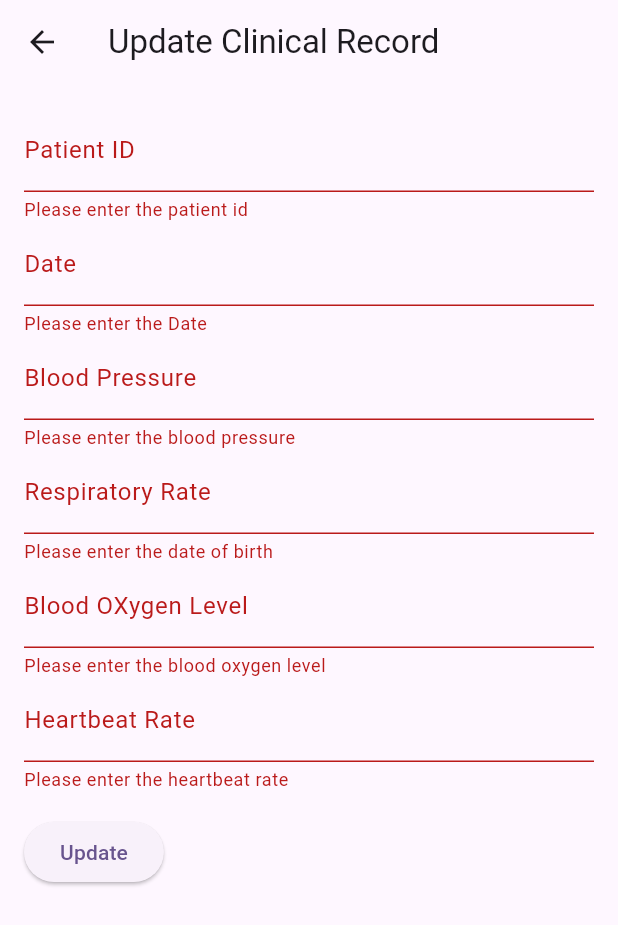
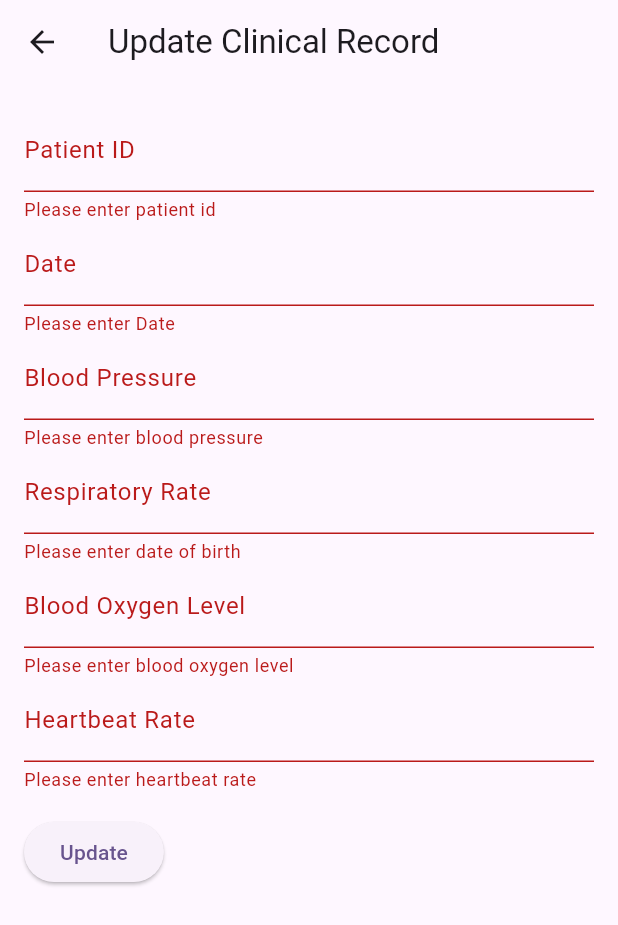
Before and after one commit to techwithAasish/HealthCareMilestone2, a Flutter app: the UpdateClinicalRecord screen opened directly, after a tap on "Update", on a phone screen of 412 x 824 dp. Shown: the top 925 px of the screen. Run offline on Flutter 3.47's test engine with Material 3 defaults, Android fonts, the phone set to English and light mode, and no system bars.

Commit message:
modified add patient screen

```diff
--- a/lib/screens/addClinicalRecord.dart
+++ b/lib/screens/addClinicalRecord.dart
@@ -44,7 +44,7 @@ class _AddPatientRecordState extends State<AddClinicalRecord> {
                 decoration: const InputDecoration(labelText: 'Patient ID'),
                 validator: (value) {
                   if (value == null || value.isEmpty) {
-                    return 'Please enter the patient id';
+                    return 'Please enter patient id';
                   }
                   return null;
                 },
@@ -56,7 +56,7 @@ class _AddPatientRecordState extends State<AddClinicalRecord> {
                 decoration: const InputDecoration(labelText: 'Date'),
                 validator: (value) {
                   if (value == null || value.isEmpty) {
-                    return 'Please enter the date';
+                    return 'Please enter date';
                   }
                   return null;
                 },
@@ -68,7 +68,7 @@ class _AddPatientRecordState extends State<AddClinicalRecord> {
                 decoration: const InputDecoration(labelText: 'Blood Pressure'),
                 validator: (value) {
                   if (value == null || value.isEmpty) {
-                    return 'Please enter the blood pressure';
+                    return 'Please enter blood pressure';
                   }
                   return null;
                 },
@@ -81,7 +81,7 @@ class _AddPatientRecordState extends State<AddClinicalRecord> {
                     const InputDecoration(labelText: 'Respiratory Rate'),
                 validator: (value) {
                   if (value == null || value.isEmpty) {
-                    return 'Please enter the respiratory rate';
+                    return 'Please enter respiratory rate';
                   }
                   return null;
                 },
@@ -94,7 +94,7 @@ class _AddPatientRecordState extends State<AddClinicalRecord> {
                     const InputDecoration(labelText: 'Blood Oxygen Level'),
                 validator: (value) {
                   if (value == null || value.isEmpty) {
-                    return 'Please enter the blood oxygen level';
+                    return 'Please enter blood oxygen level';
                   }
                   return null;
                 },
@@ -106,7 +106,7 @@ class _AddPatientRecordState extends State<AddClinicalRecord> {
                 decoration: const InputDecoration(labelText: 'Heartbeat Rate'),
                 validator: (value) {
                   if (value == null || value.isEmpty) {
-                    return 'Please enter the heartbeat rate';
+                    return 'Please enter heartbeat rate';
                   }
                   return null;
                 },
@@ -119,7 +119,7 @@ class _AddPatientRecordState extends State<AddClinicalRecord> {
                     const InputDecoration(labelText: 'Critical Condition'),
                 validator: (value) {
                   if (value == null || value.isEmpty) {
-                    return 'Please enter the critical condition';
+                    return 'Please enter critical condition';
                   }
                   return null;
                 },
--- a/lib/screens/addPatientRecord.dart
+++ b/lib/screens/addPatientRecord.dart
@@ -45,7 +45,7 @@ class _AddPatientRecordState extends State<AddPatientRecord> {
                 decoration: const InputDecoration(labelText: 'First Name'),
                 validator: (value) {
                   if (value == null || value.isEmpty) {
-                    return 'Please enter the first name';
+                    return 'Please enter first name';
                   }
                   return null;
                 },
@@ -57,7 +57,7 @@ class _AddPatientRecordState extends State<AddPatientRecord> {
                 decoration: const InputDecoration(labelText: 'Last Name'),
                 validator: (value) {
                   if (value == null || value.isEmpty) {
-                    return 'Please enter the last name';
+                    return 'Please enter last name';
                   }
                   return null;
                 },
@@ -70,7 +70,7 @@ class _AddPatientRecordState extends State<AddPatientRecord> {
                 validator: (value) {
                   // You can add more sophisticated date validation if needed
                   if (value == null || value.isEmpty) {
-                    return 'Please enter the date of birth';
+                    return 'Please enter date of birth';
                   }
                   return null;
                 },
@@ -82,7 +82,7 @@ class _AddPatientRecordState extends State<AddPatientRecord> {
                 decoration: const InputDecoration(labelText: 'Gender'),
                 validator: (value) {
                   if (value == null || value.isEmpty) {
-                    return 'Please enter the gender';
+                    return 'Please enter gender';
                   }
                   return null;
                 },
@@ -94,7 +94,7 @@ class _AddPatientRecordState extends State<AddPatientRecord> {
                 decoration: const InputDecoration(labelText: 'Phone Number'),
                 validator: (value) {
                   if (value == null || value.isEmpty) {
-                    return 'Please enter the phone number';
+                    return 'Please enter phone number';
                   }
                   return null;
                 },
@@ -106,7 +106,7 @@ class _AddPatientRecordState extends State<AddPatientRecord> {
                 decoration: const InputDecoration(labelText: 'Email Address'),
                 validator: (value) {
                   if (value == null || value.isEmpty) {
-                    return 'Please enter the email address';
+                    return 'Please enter email address';
                   }
                   return null;
                 },
@@ -118,7 +118,7 @@ class _AddPatientRecordState extends State<AddPatientRecord> {
                 decoration: const InputDecoration(labelText: 'Address'),
                 validator: (value) {
                   if (value == null || value.isEmpty) {
-                    return 'Please enter the address';
+                    return 'Please enter address';
                   }
                   return null;
                 },
--- a/lib/screens/updateClinicalRecord.dart
+++ b/lib/screens/updateClinicalRecord.dart
@@ -37,7 +37,7 @@ class _AddPatientRecordState extends State<UpdateClinicalRecord> {
                 decoration: const InputDecoration(labelText: 'Patient ID'),
                 validator: (value) {
                   if (value == null || value.isEmpty) {
-                    return 'Please enter the patient id';
+                    return 'Please enter patient id';
                   }
                   return null;
                 },
@@ -49,7 +49,7 @@ class _AddPatientRecordState extends State<UpdateClinicalRecord> {
                 decoration: const InputDecoration(labelText: 'Date'),
                 validator: (value) {
                   if (value == null || value.isEmpty) {
-                    return 'Please enter the Date';
+                    return 'Please enter Date';
                   }
                   return null;
                 },
@@ -61,7 +61,7 @@ class _AddPatientRecordState extends State<UpdateClinicalRecord> {
                 decoration: const InputDecoration(labelText: 'Blood Pressure'),
                 validator: (value) {
                   if (value == null || value.isEmpty) {
-                    return 'Please enter the blood pressure';
+                    return 'Please enter blood pressure';
                   }
                   return null;
                 },
@@ -75,7 +75,7 @@ class _AddPatientRecordState extends State<UpdateClinicalRecord> {
                 validator: (value) {
                   // You can add more sophisticated date validation if needed
                   if (value == null || value.isEmpty) {
-                    return 'Please enter the date of birth';
+                    return 'Please enter date of birth';
                   }
                   return null;
                 },
@@ -85,10 +85,10 @@ class _AddPatientRecordState extends State<UpdateClinicalRecord> {
               ),
               TextFormField(
                 decoration:
-                    const InputDecoration(labelText: 'Blood OXygen Level'),
+                    const InputDecoration(labelText: 'Blood Oxygen Level'),
                 validator: (value) {
                   if (value == null || value.isEmpty) {
-                    return 'Please enter the blood oxygen level';
+                    return 'Please enter blood oxygen level';
                   }
                   return null;
                 },
@@ -100,7 +100,7 @@ class _AddPatientRecordState extends State<UpdateClinicalRecord> {
                 decoration: const InputDecoration(labelText: 'Heartbeat Rate'),
                 validator: (value) {
                   if (value == null || value.isEmpty) {
-                    return 'Please enter the heartbeat rate';
+                    return 'Please enter heartbeat rate';
                   }
                   return null;
                 },
```
